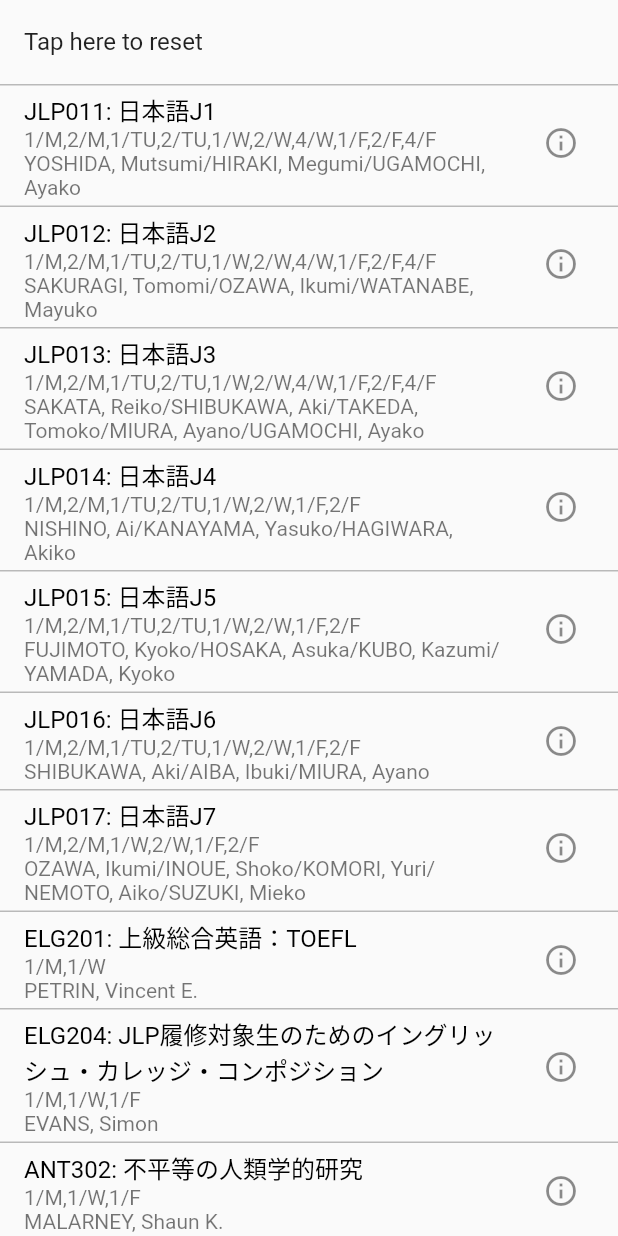
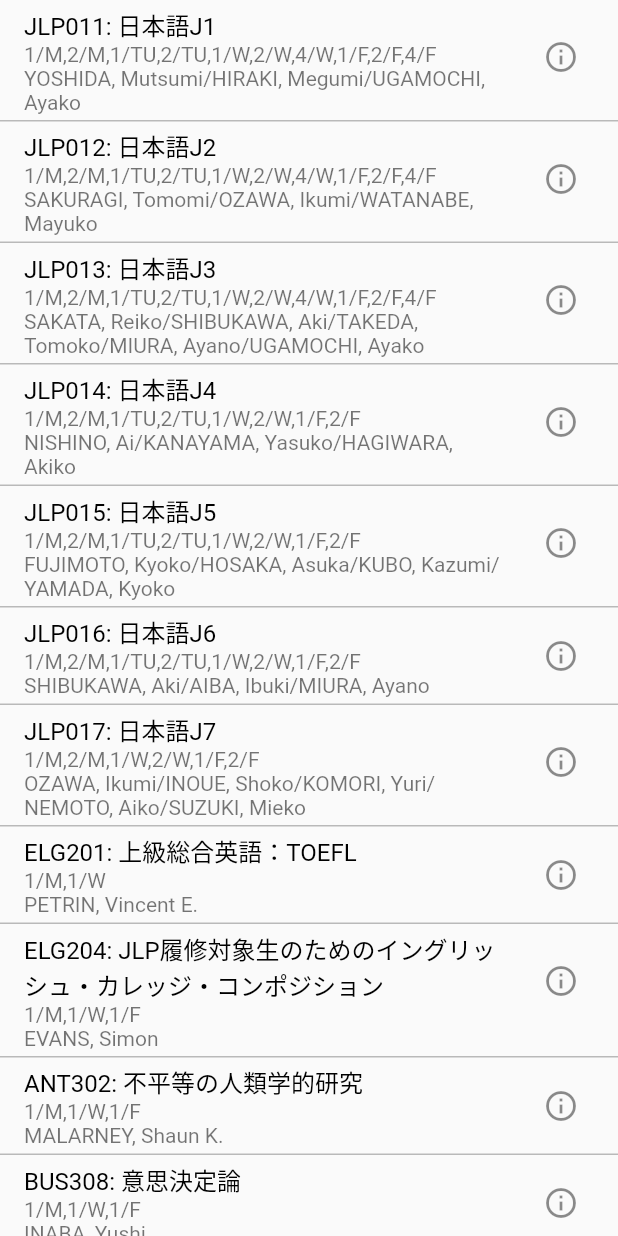
Before and after one commit to RRRGR/ICUApp, a Flutter app: the ShowList widget shown alone on an empty page, opened directly, on a phone screen of 412 x 824 dp. Run offline on Flutter 3.47's test engine with Material 2 defaults, Android fonts, the phone set to English and light mode, and no system bars; our stand-ins replace cloud_firestore, firebase_auth, firebase_core, flutter_riverpod, google_mobile_ads, google_sign_in and 1 more; missing offline and left inert: flutter_cached_pdfview, flutter_inappwebview; accounts and stored records are empty; network calls fail.

Commit message:
move reset button

```diff
--- a/lib/widgets/choosepage/input.dart
+++ b/lib/widgets/choosepage/input.dart
@@ -2,7 +2,6 @@ import 'package:flutter/material.dart';
 import 'package:flutter_riverpod/flutter_riverpod.dart';
 import 'package:icuapp/model/constant.dart';
 import 'package:icuapp/model/sharedpref.dart';
-import 'dart:developer';
 
 class NameInput extends ConsumerWidget {
   const NameInput({Key? key}) : super(key: key);
--- a/lib/widgets/choosepage/showlist.dart
+++ b/lib/widgets/choosepage/showlist.dart
@@ -10,23 +10,36 @@ import 'package:icuapp/screen/classinfo.dart';
 class ShowList extends ConsumerWidget {
   const ShowList({Key? key}) : super(key: key);
 
-  Future<Map> loadLocalJson(String path) async {
+  Future<List> loadLocalJson(String path, String time, String arg) async {
     String jsonString = await rootBundle.loadString(path);
     Map jsonData = json.decode(jsonString);
-    return jsonData;
+    List loadedList = jsonData[time]; //[{},{},{}]//[{},{},{}][2,1,3]
+    List resultList = [];
+    for (int i = 0; i < loadedList.length; i++) {
+      String combinedStr = "";
+      loadedList[i].values.forEach((v) {
+        combinedStr += v.toString().toLowerCase();
+      });
+      if (combinedStr.contains(arg.toLowerCase())) {
+        resultList.add(loadedList[i]);
+      }
+    }
+    return resultList;
   }
 
   @override
   Widget build(BuildContext context, WidgetRef ref) {
     final chosenYear = ref.watch(chosenYearProvider);
     final chosenSeason = ref.watch(chosenSeasonProvider);
+    final inputString = ref.watch(inputStringProvider);
     return FutureBuilder(
       future: loadLocalJson(
-          'json/${chosenYear}_${chosenSeason.toLowerCase()}.json'),
-      builder: (BuildContext context, AsyncSnapshot<Map> snapshot) {
+          'json/${chosenYear}_${chosenSeason.toLowerCase()}.json',
+          chosenTime,
+          inputString),
+      builder: (BuildContext context, AsyncSnapshot<List> snapshot) {
         if (snapshot.hasData) {
-          List chosenData = snapshot.data![chosenTime];
-          chosenData.insert(0, {'j': 'Tap here to reset', 'schedule': ''});
+          List chosenData = snapshot.data!;
           return Expanded(
             child: ListView.builder(
               shrinkWrap: true,
@@ -64,6 +77,33 @@ class ShowList extends ConsumerWidget {
         ),
       ),
     );
+  }
+}
+
+class ResetTimeButton extends ConsumerWidget {
+  const ResetTimeButton({Key? key}) : super(key: key);
+
+  @override
+  Widget build(BuildContext context, WidgetRef ref) {
+    final chosenYear = ref.watch(chosenYearProvider);
+    final chosenSeason = ref.watch(chosenSeasonProvider);
+    return Row(children: [
+      TextButton(
+        onPressed: () {
+          save('${chosenYear}_$chosenSeason', chosenTime,
+              {'j': 'Tap here to reset', 'schedule': ''}, ref, () {
+            Navigator.of(context).pop();
+          });
+        },
+        child: const Text(
+          'Reset time',
+          style: TextStyle(color: Colors.red, fontSize: 16),
+        ),
+      ),
+      const SizedBox(
+        width: 10,
+      ),
+    ]);
   }
 }
 
```
